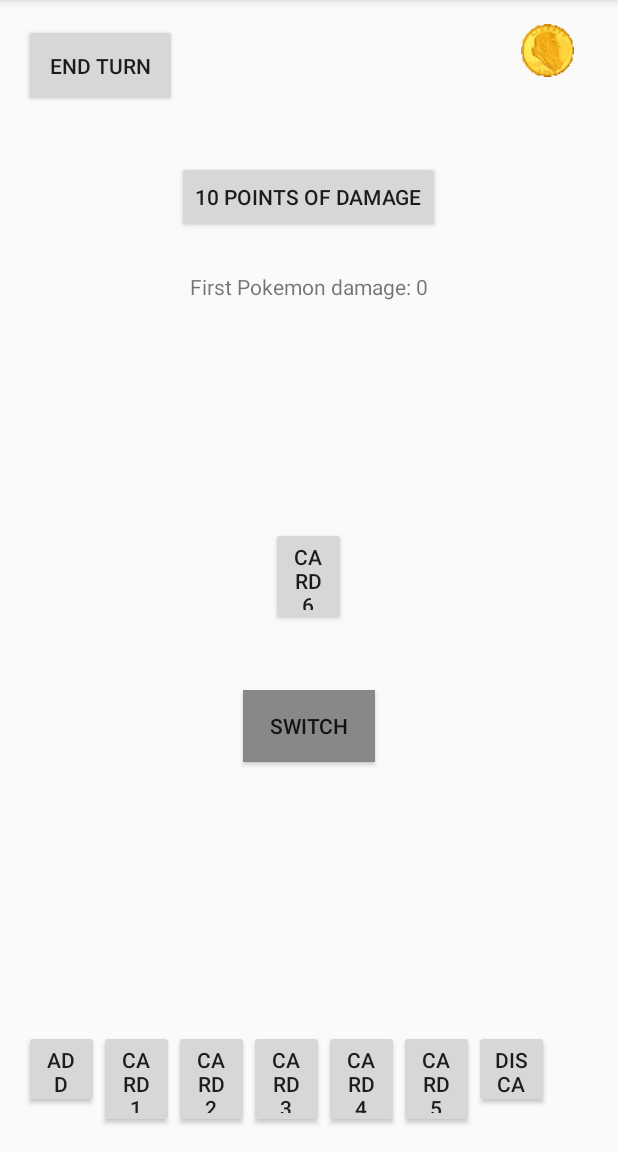
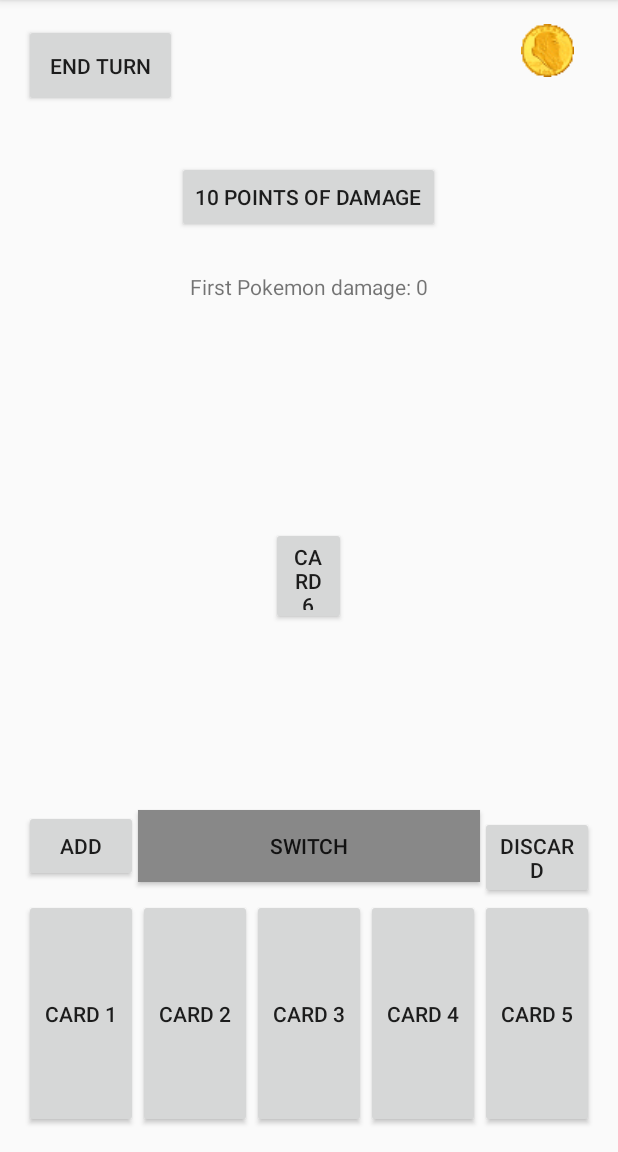
Before and after one commit to joe57005/PokemonCardGame, an Android app: the screen it shows after launch (MainActivity), on a phone screen of 412 x 824 dp, the part 84-1236 px from its top. Run offline under Robolectric (Android 15) with nearby library versions, the phone set to English and light mode, and no system bars.

Commit message:
here ya go!

```diff
--- a/app/src/main/res/layout/activity_main.xml
+++ b/app/src/main/res/layout/activity_main.xml
@@ -10,71 +10,6 @@
     android:paddingRight="@dimen/activity_horizontal_margin"
     android:paddingTop="@dimen/activity_vertical_margin"
     tools:context="comsitejtproductionshome.google.httpssites.pokemoncardgame.MainActivity">
-
-    <GridLayout
-        android:layout_width="match_parent"
-        android:layout_height="wrap_content"
-        android:layout_alignParentBottom="true"
-        android:layout_alignParentStart="true">
-
-        <Button
-            android:text="Discard"
-            android:layout_width="50dp"
-            android:layout_height="52dp"
-            android:id="@+id/button7"
-            android:layout_row="26"
-            android:layout_column="6" />
-
-        <Button
-            android:text="Card 5"
-            android:layout_width="50dp"
-            android:layout_height="65dp"
-            android:id="@+id/card5"
-            android:layout_row="26"
-            android:layout_column="5" />
-
-        <Button
-            android:text="Card 4"
-            android:layout_width="50dp"
-            android:layout_height="65dp"
-            android:id="@+id/card4"
-            android:layout_row="26"
-            android:layout_column="4" />
-
-        <Button
-            android:text="Card 3"
-            android:layout_width="50dp"
-            android:layout_height="65dp"
-            android:id="@+id/card3"
-            android:layout_row="26"
-            android:layout_column="3" />
-
-        <Button
-            android:text="Card 2"
-            android:layout_width="50dp"
-            android:layout_height="65dp"
-            android:id="@+id/card2"
-            android:layout_row="26"
-            android:layout_column="2" />
-
-        <Button
-            android:text="Card 1"
-            android:layout_width="50dp"
-            android:layout_height="65dp"
-            android:id="@+id/card1"
-            android:layout_row="26"
-            android:layout_column="1"
-            android:onClick="thisAppliesToAllCardsAndStuff" />
-
-        <Button
-            android:text="Add"
-            android:layout_width="50dp"
-            android:layout_height="52dp"
-            android:id="@+id/button2"
-            android:layout_row="26"
-            android:layout_column="0" />
-
-    </GridLayout>
 
     <Button
         android:text="Card 6"
@@ -121,13 +56,117 @@
         android:layout_marginTop="26dp"
         android:id="@+id/damageText" />
 
-    <Button
-        android:text="Switch"
-        android:layout_width="wrap_content"
-        android:layout_height="wrap_content"
-        android:id="@+id/nintendoSwitch"
-        android:layout_marginTop="43dp"
-        android:layout_below="@+id/cardMain"
-        android:layout_centerHorizontal="true"
-        android:onClick="switchListener" />
+    <GridLayout
+        android:layout_width="match_parent"
+        android:layout_height="match_parent"
+        android:id="@+id/gridlayout_cards"
+        android:layout_alignParentTop="true"
+        android:layout_alignParentStart="true">
+
+        <Space
+            android:layout_width="wrap_content"
+            android:layout_height="wrap_content"
+            android:layout_column="1"
+            android:layout_row="9"
+            android:layout_columnWeight=".2" />
+
+        <Space
+            android:layout_width="wrap_content"
+            android:layout_height="wrap_content"
+            android:layout_column="3"
+            android:layout_row="9"
+            android:layout_columnWeight=".2"
+            />
+        <Space
+            android:layout_width="wrap_content"
+            android:layout_height="wrap_content"
+            android:layout_column="0"
+            android:layout_row="0"
+            android:layout_columnSpan="5"
+            android:layout_rowSpan="1"
+            android:layout_columnWeight="1"
+            android:layout_rowWeight="5"
+            />
+
+        <Button
+            android:text="Switch"
+            android:layout_width="0dp"
+            android:layout_height="wrap_content"
+            android:id="@+id/nintendoSwitch"
+            android:layout_column="1"
+            android:layout_row="9"
+            android:layout_columnSpan="3"
+            android:layout_columnWeight=".2"
+            android:onClick="switchListener" />
+
+        <Button
+            android:text="Add"
+            android:layout_width="0dp"
+            android:layout_height="wrap_content"
+            android:id="@+id/button2"
+            android:layout_row="9"
+            android:layout_columnWeight=".2"
+            android:layout_column="0" />
+
+        <Button
+            android:text="Discard"
+            android:layout_width="0dp"
+            android:layout_height="wrap_content"
+            android:id="@+id/button7"
+            android:layout_row="9"
+            android:layout_columnWeight=".2"
+            android:layout_column="4" />
+
+        <Button
+            android:text="Card 5"
+            android:layout_width="0dp"
+            android:layout_height="wrap_content"
+            android:layout_columnWeight=".2"
+            android:layout_rowWeight="1"
+            android:id="@+id/card5"
+            android:layout_row="10"
+            android:layout_column="4" />
+
+        <Button
+            android:text="Card 4"
+            android:layout_width="0dp"
+            android:layout_height="wrap_content"
+            android:layout_columnWeight=".2"
+            android:layout_rowWeight="1"
+            android:id="@+id/card4"
+            android:layout_row="10"
+            android:layout_column="3" />
+
+        <Button
+            android:text="Card 3"
+            android:layout_width="0dp"
+            android:layout_height="wrap_content"
+            android:layout_columnWeight=".2"
+            android:layout_rowWeight="1"
+            android:id="@+id/card3"
+            android:layout_row="10"
+            android:layout_column="2" />
+
+        <Button
+            android:text="Card 2"
+            android:layout_width="0dp"
+            android:layout_height="wrap_content"
+            android:layout_columnWeight=".2"
+            android:layout_rowWeight="1"
+            android:id="@+id/card2"
+            android:layout_row="10"
+            android:layout_column="1" />
+
+        <Button
+            android:text="Card 1"
+            android:layout_width="0dp"
+            android:layout_height="wrap_content"
+            android:layout_columnWeight=".2"
+            android:layout_rowWeight="1"
+            android:id="@+id/card1"
+            android:layout_row="10"
+            android:layout_column="0"
+            android:onClick="thisAppliesToAllCardsAndStuff" />
+
+    </GridLayout>
 </RelativeLayout>
```
